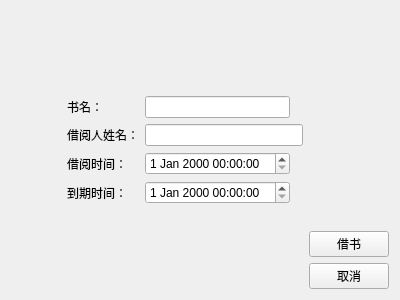
First picture: the form in borrowbookeditview.ui, repository CaiBiJiuDuoLian/QTCourseFinalWork, before the edit.
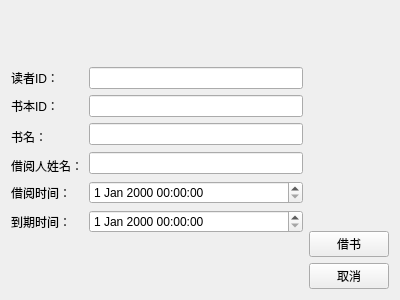
Second picture: the form after the edit.

Commit message: 通过豆包帮助完成了输入bookName跟readerName，自动匹配book_id、reader_id，通过关联数据库查询

Diff of the .ui file:
```diff
--- a/borrowbookeditview.ui
+++ b/borrowbookeditview.ui
@@ -14,23 +14,10 @@
    <string>Form</string>
   </property>
   <layout class="QHBoxLayout" name="horizontalLayout">
-   <item>
-    <spacer name="horizontalSpacer">
-     <property name="orientation">
-      <enum>Qt::Orientation::Horizontal</enum>
-     </property>
-     <property name="sizeHint" stdset="0">
-      <size>
-       <width>137</width>
-       <height>20</height>
-      </size>
-     </property>
-    </spacer>
-   </item>
    <item>
     <layout class="QGridLayout" name="gridLayout_4">
      <item row="0" column="0">
-      <spacer name="verticalSpacer">
+      <spacer name="verticalSpacer_2">
        <property name="orientation">
         <enum>Qt::Orientation::Vertical</enum>
        </property>
@@ -44,57 +31,74 @@
      </item>
      <item row="1" column="0">
       <layout class="QGridLayout" name="gridLayout">
-       <item row="3" column="0">
-        <widget class="QLabel" name="dueTime">
-         <property name="text">
-          <string>到期时间：</string>
-         </property>
-        </widget>
-       </item>
        <item row="1" column="0">
-        <widget class="QLabel" name="readerName">
+        <widget class="QLabel" name="bookId">
          <property name="text">
-          <string>借阅人姓名：</string>
-         </property>
-        </widget>
-       </item>
-       <item row="2" column="0">
-        <widget class="QLabel" name="borrowTime">
-         <property name="text">
-          <string>借阅时间：</string>
+          <string>书本ID：</string>
          </property>
         </widget>
        </item>
        <item row="0" column="0">
+        <widget class="QLabel" name="readerId">
+         <property name="text">
+          <string>读者ID：</string>
+         </property>
+        </widget>
+       </item>
+       <item row="1" column="1">
+        <widget class="QLineEdit" name="bookIdInput"/>
+       </item>
+       <item row="2" column="0" rowspan="2">
         <widget class="QLabel" name="bookName">
          <property name="text">
           <string>书名：</string>
          </property>
         </widget>
        </item>
-       <item row="1" column="1" colspan="2">
+       <item row="6" column="0">
+        <widget class="QLabel" name="dueTime">
+         <property name="text">
+          <string>到期时间：</string>
+         </property>
+        </widget>
+       </item>
+       <item row="2" column="1">
+        <widget class="QLineEdit" name="bookNameInput"/>
+       </item>
+       <item row="4" column="0">
+        <widget class="QLabel" name="readerName">
+         <property name="text">
+          <string>借阅人姓名：</string>
+         </property>
+        </widget>
+       </item>
+       <item row="3" column="1" rowspan="2">
         <widget class="QLineEdit" name="readerNameInput"/>
        </item>
-       <item row="0" column="2">
-        <widget class="QLabel" name="label_4">
-         <property name="text">
-          <string/>
-         </property>
-        </widget>
-       </item>
        <item row="0" column="1">
-        <widget class="QLineEdit" name="bookNameInput"/>
+        <widget class="QLineEdit" name="readerIdInput">
+         <property name="enabled">
+          <bool>true</bool>
+         </property>
+        </widget>
        </item>
-       <item row="2" column="1">
-        <widget class="QDateTimeEdit" name="borrowTimeInput"/>
-       </item>
-       <item row="3" column="1">
+       <item row="6" column="1">
         <widget class="QDateTimeEdit" name="dueTimeInput"/>
        </item>
+       <item row="5" column="0">
+        <widget class="QLabel" name="borrowTime">
+         <property name="text">
+          <string>借阅时间：</string>
+         </property>
+        </widget>
+       </item>
+       <item row="5" column="1">
+        <widget class="QDateTimeEdit" name="borrowTimeInput"/>
+       </item>
       </layout>
      </item>
      <item row="2" column="0">
-      <spacer name="verticalSpacer_2">
+      <spacer name="verticalSpacer">
        <property name="orientation">
         <enum>Qt::Orientation::Vertical</enum>
        </property>
```
The commit also changes 8 other files.
